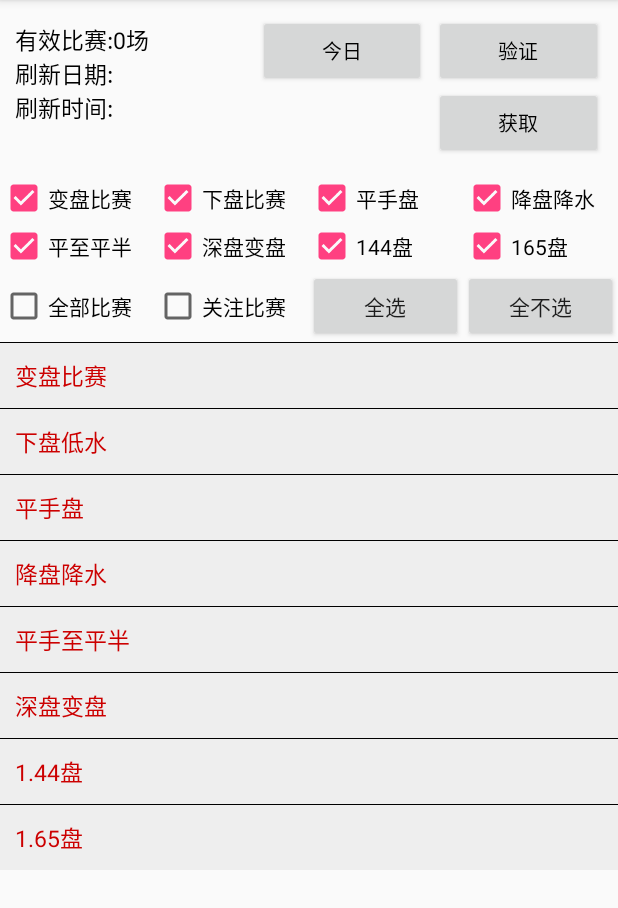
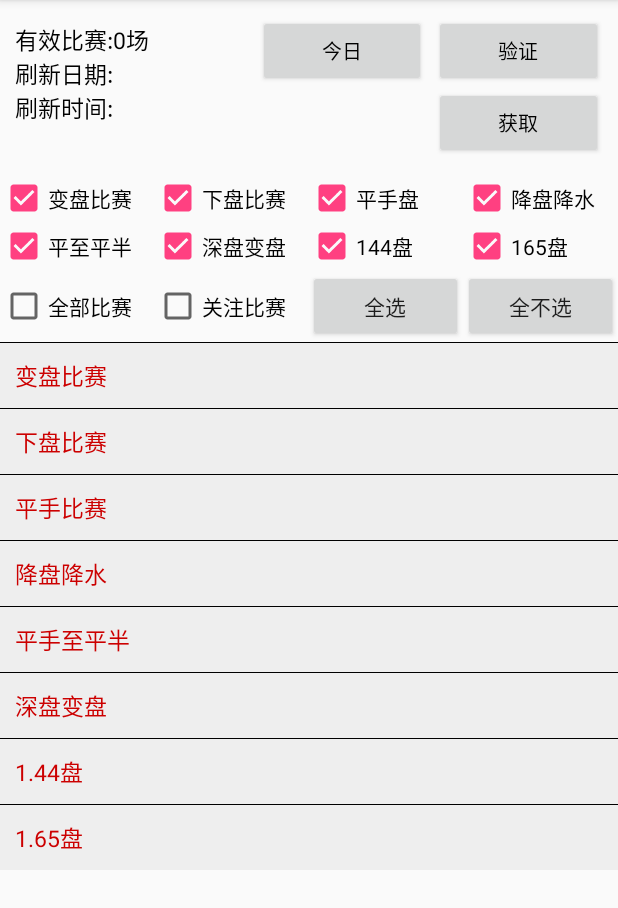
Before and after one commit to NBalls/QTan, an Android app: the screen it shows after launch (MainActivity), on a phone screen of 412 x 824 dp, the part 84-992 px from its top. Run offline under Robolectric (Android 15) with nearby library versions, the phone set to English and light mode, and no system bars; libraries missing offline, so code that uses them is left out: org.jetbrains.anko, rx.android.schedulers, rx.functions, rx.schedulers; 7 statements that could not run were skipped.

Commit message:
修复详情页对战历史比赛的bug

```diff
--- a/app/src/main/java/driver/chao/com/qtan/parse/ParseClass.java
+++ b/app/src/main/java/driver/chao/com/qtan/parse/ParseClass.java
@@ -268,13 +268,16 @@ public class ParseClass {
             if (!TextUtils.isEmpty(nBean.getZhudui()) && !TextUtils.isEmpty(nBean.getKedui())) {
                 kList.add(nBean);
             }
-            Log.i("MClass", nBean.toString());
+            // Log.i("MClass", nBean.toString());
         }
 
         return kList;
     }
 
     public static List<NBean> parseDList(String s) {
+        if (s.contains("v_data = []")) {
+            return new ArrayList<NBean>();
+        }
         String subStr1 = s.substring(s.indexOf("v_data"));
         String subStr2 = subStr1.substring(11, subStr1.indexOf("]];"));
         String[] arrayStr1 = subStr2.split("],\\[");
--- a/app/src/main/res/layout/activity_main.xml
+++ b/app/src/main/res/layout/activity_main.xml
@@ -311,7 +311,7 @@
                 android:textSize="15sp"
                 android:padding="10dp"
                 android:textColor="#cc0000"
-                android:text="下盘低水"
+                android:text="下盘比赛"
                 android:background="#eeeeee"
                 />
             <LinearLayout
@@ -342,7 +342,7 @@
                 android:textSize="15sp"
                 android:padding="10dp"
                 android:textColor="#cc0000"
-                android:text="平手盘"
+                android:text="平手比赛"
                 android:background="#eeeeee"
                 />
             <LinearLayout
```
Also changed, not shown: app/src/main/java/driver/chao/com/qtan/parse/PrintClass.java (+60 -7 lines).
